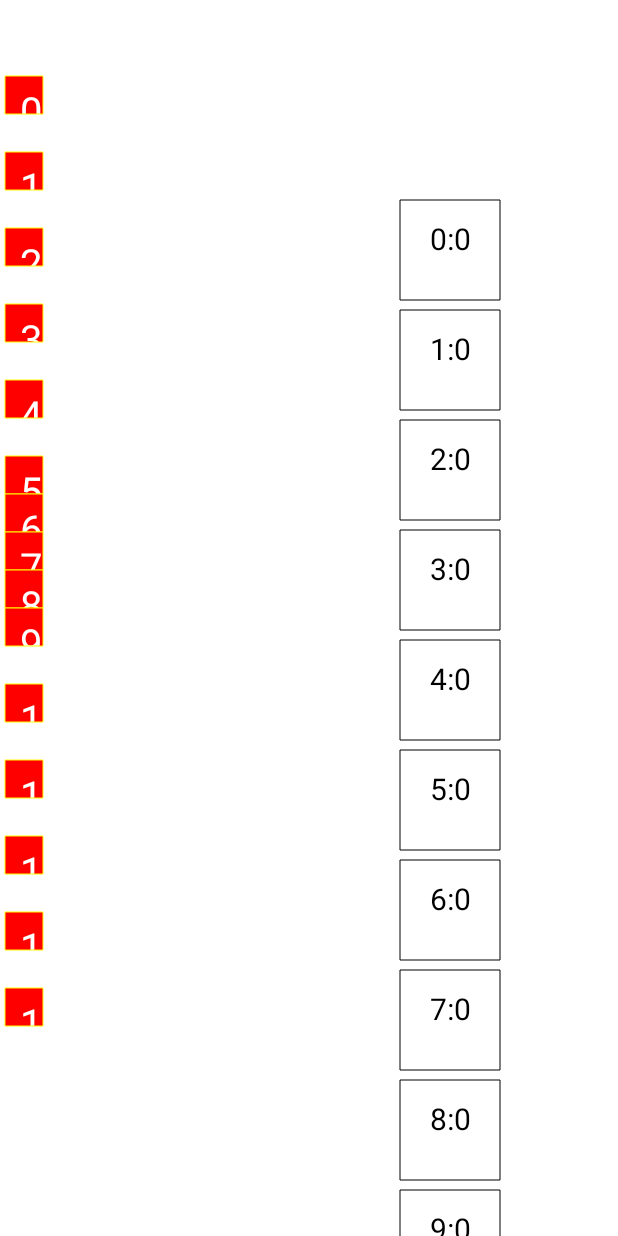
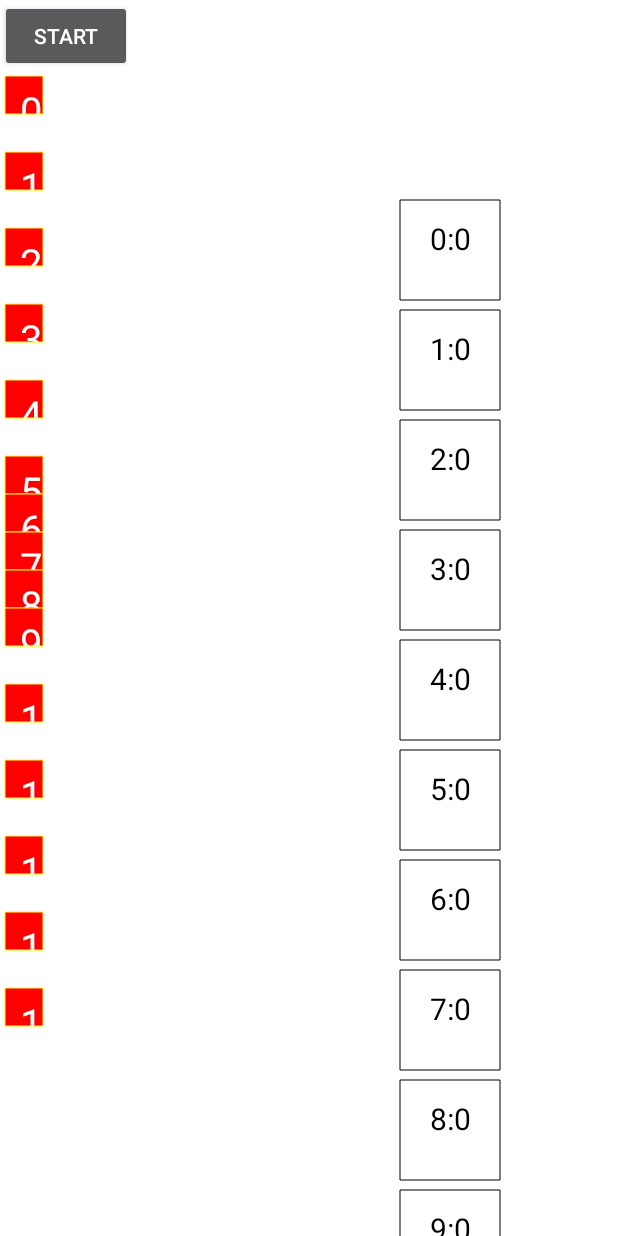
Before and after one commit to ITO-Group/PointsViewer, an Android app: the screen it shows after launch (MainActivity), on a phone screen of 412 x 824 dp. Run offline under Robolectric (Android 15) with nearby library versions, the phone set to English and light mode, and no system bars; our stand-ins replace Volley; 2 statements that could not run were skipped.

Commit message:
add send switch

```diff
--- a/app/src/main/java/com/example/zhoujianyu/gesturerecognition/MainActivity.java
+++ b/app/src/main/java/com/example/zhoujianyu/gesturerecognition/MainActivity.java
@@ -5,6 +5,8 @@ import android.icu.util.Calendar;
 import android.support.v7.app.AppCompatActivity;
 import android.os.Bundle;
 import android.util.Log;
+import android.view.View;
+import android.widget.Button;
 
 import com.android.volley.AuthFailureError;
 import com.android.volley.DefaultRetryPolicy;
@@ -16,6 +18,7 @@ import com.android.volley.toolbox.StringRequest;
 import com.android.volley.toolbox.Volley;
 
 import java.text.SimpleDateFormat;
+import java.util.Date;
 import java.util.HashMap;
 import java.util.Map;
 
@@ -29,6 +32,8 @@ public class MainActivity extends AppCompatActivity {
 
     public MyView mview;
     public RequestQueue myQueue;
+    public Button switch_button;
+    String button_text;
 
     @Override
     protected void onCreate(Bundle savedInstanceState) {
@@ -36,6 +41,15 @@ public class MainActivity extends AppCompatActivity {
         myQueue = Volley.newRequestQueue(this);
         setContentView(R.layout.sample_my_view);
         mview = findViewById(R.id.my_view);
+        switch_button = findViewById(R.id.button);
+        button_text = switch_button.getText().toString();
+        switch_button.setOnClickListener(new View.OnClickListener() {
+            @Override
+            public void onClick(View v) {
+                if(button_text.equals("start")){button_text = "end";switch_button.setText(button_text);}
+                else{button_text ="start";switch_button.setText(button_text);}
+            }
+        });
 
         // get screen size
         Point size = new Point();
@@ -74,7 +88,7 @@ public class MainActivity extends AppCompatActivity {
                 return data;
             }
         };
-        req.setRetryPolicy(new DefaultRetryPolicy(1000, 0, 1.0f));
+//        req.setRetryPolicy(new DefaultRetryPolicy(1000, 0, 1.0f));
         myQueue.add(req);
     }
 
@@ -90,9 +104,11 @@ public class MainActivity extends AppCompatActivity {
             capaString+=(" "+Short.toString(data[i]));
         }
 
-        String timeStamp = new SimpleDateFormat("yyyy/MM/dd-HH:mm:ss.SSS").format(Calendar.getInstance().getTime());
+        if(button_text.equals("end")){
+            String timeStamp = new SimpleDateFormat("yyyy/MM/dd-HH:mm:ss.SSS").format(new Date());
+            sendCloud(timeStamp+capaString+"\n","10.19.11.166","5000");
+        }
 
-        sendCloud(timeStamp+capaString+"\n","10.0.0.67","5000");
         mview.updateData(data);
         mview.invalidate();
     }
--- a/app/src/main/res/layout/sample_my_view.xml
+++ b/app/src/main/res/layout/sample_my_view.xml
@@ -1,18 +1,33 @@
-<FrameLayout xmlns:android="http://schemas.android.com/apk/res/android"
+<android.support.constraint.ConstraintLayout xmlns:android="http://schemas.android.com/apk/res/android"
     xmlns:app="http://schemas.android.com/apk/res/com.example.zhoujianyu.gesturerecognition"
+    xmlns:app2="http://schemas.android.com/apk/res-auto"
+    xmlns:tools="http://schemas.android.com/tools"
+    android:id="@+id/frameLayout"
     android:layout_width="match_parent"
     android:layout_height="match_parent">
 
     <com.example.zhoujianyu.gesturerecognition.MyView
         android:id="@+id/my_view"
-        android:layout_width="match_parent"
-        android:layout_height="match_parent"
+        android:layout_width="wrap_content"
+        android:layout_height="wrap_content"
         android:background="#fff"
         android:paddingBottom="0dp"
         android:paddingLeft="0dp"
+        app2:layout_constraintBottom_toBottomOf="parent"
+        app2:layout_constraintTop_toTopOf="parent"
+        app2:layout_constraintVertical_bias="0.0"
         app:exampleColor="#33b5e5"
         app:exampleDimension="24sp"
         app:exampleDrawable="@android:drawable/ic_menu_add"
-        app:exampleString="Hello, MyView" />
+        app:exampleString="Hello, MyView"
+        tools:layout_editor_absoluteX="0dp" />
+>
+    <Button
+        android:id="@+id/button"
+        android:layout_width="wrap_content"
+        android:layout_height="wrap_content"
+        android:text="Start"
+        tools:layout_editor_absoluteX="164dp"
+        tools:layout_editor_absoluteY="414dp" />
 
-</FrameLayout>
+</android.support.constraint.ConstraintLayout>
```
Also changed, not shown: 1 other file.
